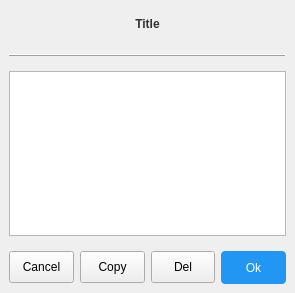
The window that src/Comm/ShowMessage.ui (ic005k/Knot) describes before a commit, drawn with Qt 5.
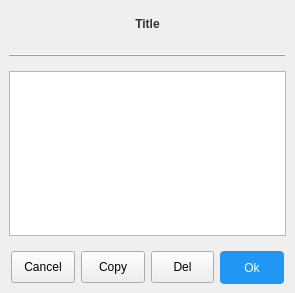
The same window after the commit.

Diff of the .ui file:
```diff
--- a/src/Comm/ShowMessage.ui
+++ b/src/Comm/ShowMessage.ui
@@ -127,9 +127,15 @@
       </item>
       <item>
        <layout class="QHBoxLayout" name="horizontalLayout">
+        <property name="leftMargin">
+         <number>2</number>
+        </property>
         <property name="topMargin">
          <number>9</number>
         </property>
+        <property name="rightMargin">
+         <number>2</number>
+        </property>
         <item>
          <widget class="QToolButton" name="btnCancel">
           <property name="sizePolicy">
```
